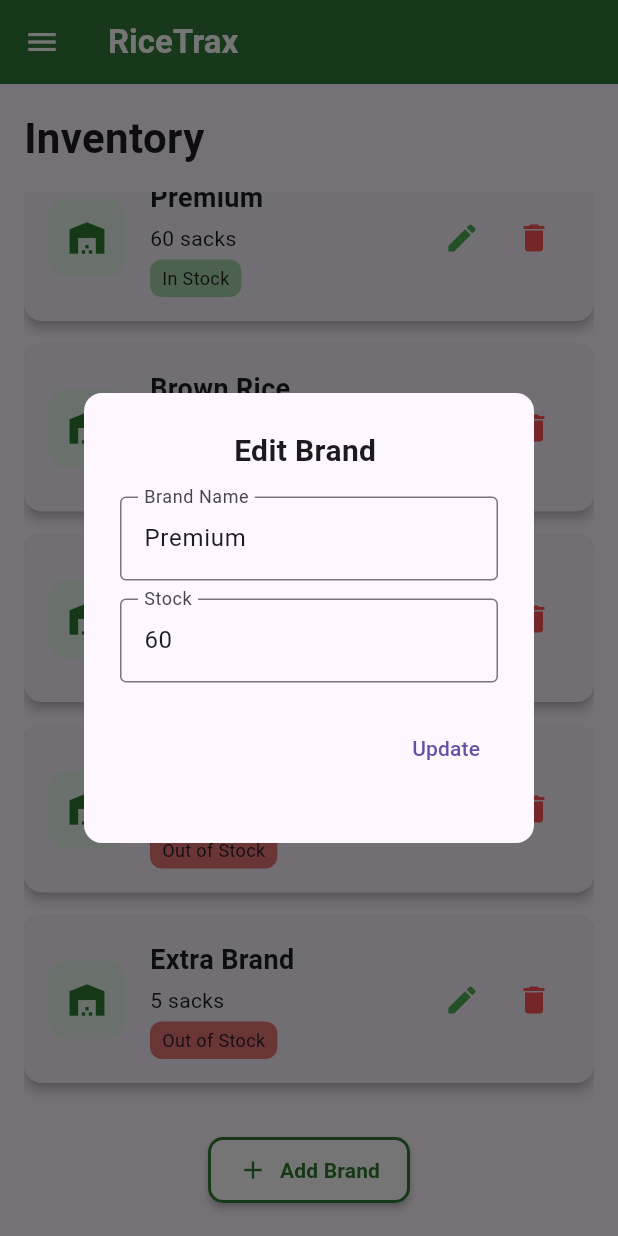
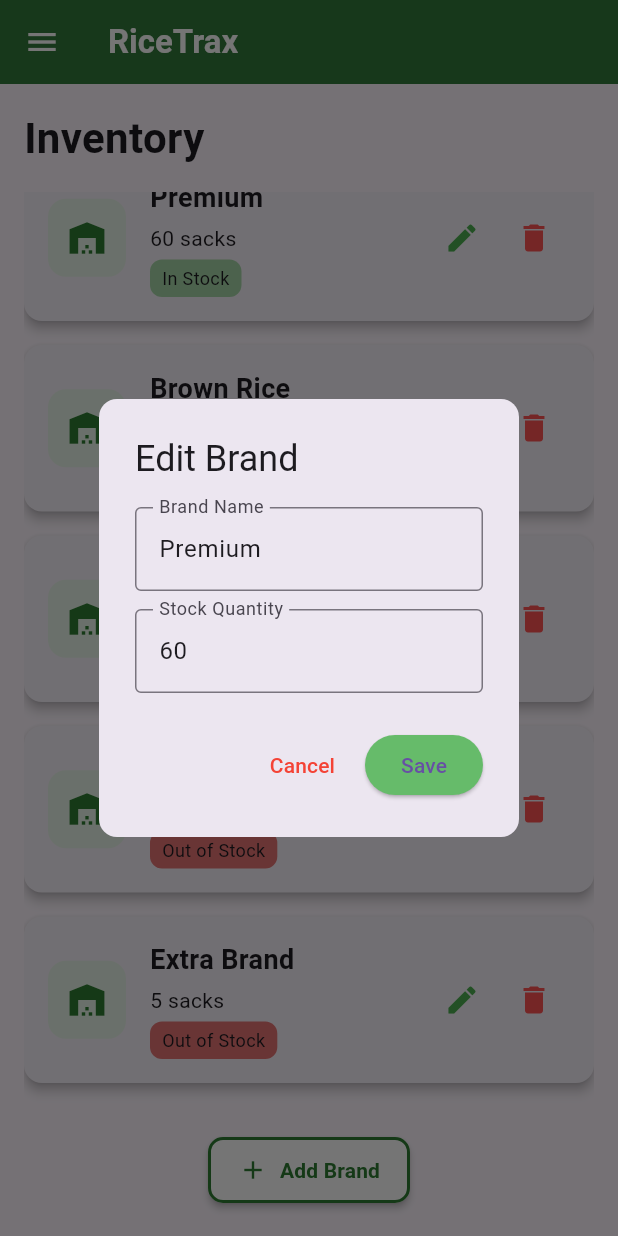
Before and after one commit to cailavillostas/RiceTrax_Admin, a Flutter app: the Inventory screen opened directly, scrolled down 533 dp, after a tap on the "edit" icon, on a phone screen of 412 x 824 dp. Run offline on Flutter 3.47's test engine with Material 3 defaults, Android fonts, the phone set to English and light mode, and no system bars; our stand-ins replace fl_chart.

Commit message:
Week 3- Day5 responsive

```diff
--- a/lib/Inventory.dart
+++ b/lib/Inventory.dart
@@ -50,26 +50,15 @@ class _InventoryState extends State<Inventory> {
     TextEditingController _stockController =
     TextEditingController(text: riceData[index]['stock'].toString());
 
-
     showDialog(
       context: context,
       builder: (context) {
-        return Center(
-          child: Container(
-            width: 300,
-            height: 300,
-            child: Material(
-              borderRadius: BorderRadius.circular(12),
-              child: Padding(
-                padding: const EdgeInsets.all(24.0),
+        return AlertDialog(
+          shape: RoundedRectangleBorder(borderRadius: BorderRadius.circular(12)),
+          title: Text('Edit Brand'),
+          content: SingleChildScrollView(
             child: Column(
-                  mainAxisSize: MainAxisSize.min,
               children: [
-                    Text(
-                      'Edit Brand ',
-                      style: TextStyle(fontSize: 20, fontWeight: FontWeight.bold),
-                    ),
-                    SizedBox(height: 16),
                 TextField(
                   controller: _nameController,
                   decoration: InputDecoration(
@@ -82,23 +71,49 @@ class _InventoryState extends State<Inventory> {
                   controller: _stockController,
                   keyboardType: TextInputType.number,
                   decoration: InputDecoration(
-                        labelText: 'Stock',
+                    labelText: 'Stock Quantity',
                     border: OutlineInputBorder(),
-                      ),
-                    ),
-                    SizedBox(height: 20),
-                    Align(
-                      alignment: Alignment.centerRight,
-                      child: TextButton(
-                        onPressed: () => Navigator.pop(context),
-                        child: Text('Update'),
                   ),
                 ),
               ],
             ),
           ),
+          actions: [
+            TextButton(
+              onPressed: () => Navigator.pop(context),
+              style: TextButton.styleFrom(foregroundColor: Colors.red),
+              child: Text('Cancel'),
             ),
+            ElevatedButton(
+              onPressed: () {
+                String newName = _nameController.text.trim();
+                int? newStock = int.tryParse(_stockController.text.trim());
+
+                if (newName.isEmpty) {
+                  ScaffoldMessenger.of(context).showSnackBar(
+                    SnackBar(content: Text('Brand name cannot be empty.')),
+                  );
+                  return;
+                }
+
+                if (newStock == null || newStock < 0) {
+                  ScaffoldMessenger.of(context).showSnackBar(
+                    SnackBar(content: Text('Please enter a valid stock quantity.')),
+                  );
+                  return;
+                }
+
+                setState(() {
+                  riceData[index]['name'] = newName;
+                  riceData[index]['stock'] = newStock;
+                });
+
+                Navigator.pop(context);
+              },
+              style: ElevatedButton.styleFrom(backgroundColor: Colors.green[400]),
+              child: Text('Save'),
             ),
+          ],
         );
       },
     );
@@ -146,13 +161,14 @@ class _InventoryState extends State<Inventory> {
                     TextButton(
                       onPressed: () => Navigator.pop(context),
                       style: TextButton.styleFrom(
+                        foregroundColor: Colors.red,
                         padding: EdgeInsets.symmetric(horizontal: 16, vertical: 10),
                         shape: RoundedRectangleBorder(
                           borderRadius: BorderRadius.circular(10),
                           side: BorderSide(color: Colors.grey.shade400),
                         ),
                       ),
-                      child: Text('Cancel', style: TextStyle(color: Colors.black)),
+                      child: Text('Cancel'),
                     ),
                     SizedBox(width: 10),
                     ElevatedButton(
@@ -160,12 +176,25 @@ class _InventoryState extends State<Inventory> {
                         String name = _nameController.text.trim();
                         int stock = int.tryParse(_stockController.text.trim()) ?? 0;
 
-                        if (name.isNotEmpty) {
+                        if (name.isEmpty) {
+                          ScaffoldMessenger.of(context).showSnackBar(
+                            SnackBar(content: Text('Brand name cannot be empty.')),
+                          );
+                          return;
+                        }
+
+                        if (stock < 0) {
+                          ScaffoldMessenger.of(context).showSnackBar(
+                            SnackBar(content: Text('Stock must be zero or more.')),
+                          );
+                          return;
+                        }
+
                         setState(() {
-                            riceData.add({'name': name, 'stock': stock});
+                          riceData.insert(0, {'name': name, 'stock': stock});
                         });
+
                         Navigator.pop(context);
-                        }
                       },
                       style: ElevatedButton.styleFrom(
                         backgroundColor: Colors.green[700],
@@ -201,7 +230,8 @@ class _InventoryState extends State<Inventory> {
               });
               Navigator.pop(context);
             },
-            child: Text('Delete'),
+            style: ElevatedButton.styleFrom(backgroundColor: Colors.red),
+            child: Text('Delete', style: TextStyle(color: Colors.white)),
           ),
         ],
       ),
@@ -334,13 +364,19 @@ class _InventoryState extends State<Inventory> {
                                 ),
                                 Row(
                                   children: [
-                              IconButton(
+                                    Tooltip(
+                                      message: 'Edit Brand',
+                                      child: IconButton(
                                         icon: Icon(Icons.edit, color: Colors.green),
                                         onPressed: () => _showEditForm(context, index),
                                       ),
-                              IconButton(
+                                    ),
+                                    Tooltip(
+                                      message: 'Delete Brand',
+                                      child: IconButton(
                                         icon: Icon(Icons.delete, color: Colors.redAccent),
                                         onPressed: () => _deleteBrand(index),
+                                      ),
                                     ),
                                   ],
                                 ),
@@ -356,8 +392,6 @@ class _InventoryState extends State<Inventory> {
               ],
             ),
           ),
-
-          // ✅ Centered Add Brand Button
           Positioned(
             bottom: 20,
             left: 0,
```
Also changed, not shown: lib/RiceDetailsPage.dart (+12 -5 lines). Lines whose indentation alone changed are shown as unchanged.
